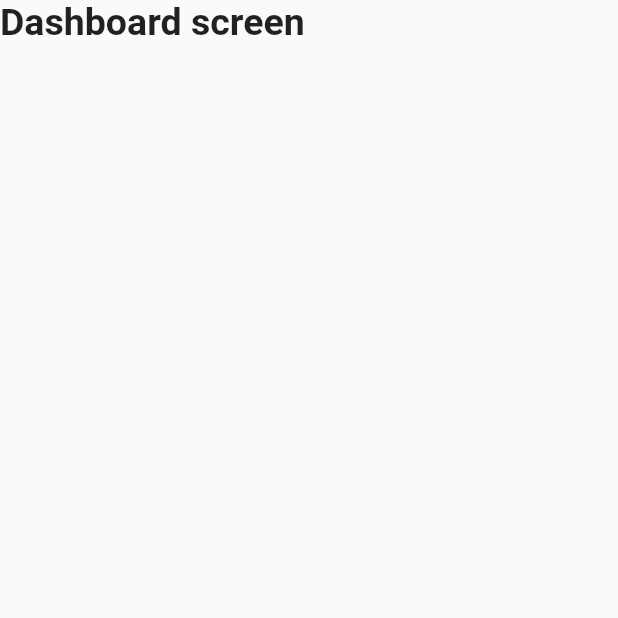
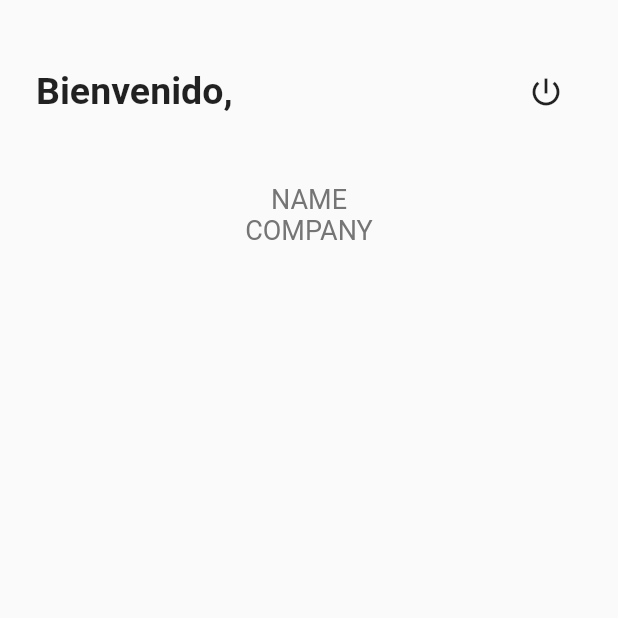
Before and after one commit to svelandiac/heed_SIIGO_hackathon, a Flutter app: the screen it shows once a user with an empty profile is signed in, on a phone screen of 412 x 824 dp, the top half of it. Run offline on Flutter 3.47's test engine with Material 2 defaults, Android fonts, the phone set to English and light mode, and no system bars; our stand-ins replace cloud_firestore, firebase_auth; missing offline and left inert: validate; accounts and stored records are empty.

Commit message:
Bringing user information - IN PROGRESS

```diff
--- a/lib/access-data/database/database_repository.dart
+++ b/lib/access-data/database/database_repository.dart
@@ -43,7 +43,7 @@ class DatabaseRepository {
   // To read a document, you must pass the collection, the documentID, and it will return
   // a DocumentSnapshot that you will use for extracting the data into a model.
 
-  Future readADocument({String collection, String documentID}) {
+  Future<DocumentSnapshot> readADocument({String collection, String documentID}) {
 
     return this._firestore.collection(collection).document(documentID).get();
 
--- a/lib/access-data/models/user.dart
+++ b/lib/access-data/models/user.dart
@@ -1,6 +1,40 @@
-class User {
+import 'package:flutter/cupertino.dart';
 
-  String email;
-  String tripperID;
+class User with ChangeNotifier{
+
+  String _email;
+  String _name;
+  String _company;
+
+  User({
+    String email = 'email@default.com',
+    String name = 'NAME',
+    String company = 'COMPANY'
+  }) {
+    this._email = email;
+    this._name = name;
+    this._company = company;
+    notifyListeners();
+  }
+
+  String get email => this._email;
+  String get name => this._name;
+  String get company => this._company;
+
+  set email(String value) {
+    this._email = value;
+    notifyListeners();
+  }
+
+  set name(String value) {
+    this._name = value;
+    notifyListeners();
+  }
+
+  set company(String value) {
+    this._company = value;
+    notifyListeners();
+  }
+
 
 }
--- a/lib/main.dart
+++ b/lib/main.dart
@@ -1,6 +1,7 @@
 import 'package:flutter/material.dart';
 import 'package:heed/root_screen_handler.dart';
 import 'package:provider/provider.dart';
+import 'access-data/models/user.dart';
 
 void main() => runApp(HeedApp());
 
@@ -9,7 +10,7 @@ class HeedApp extends StatelessWidget {
   Widget build(BuildContext context) {
     return MultiProvider(
       providers: [
-        // ChangeNotifierProvider(builder: (context)=> Trip(),),
+        ChangeNotifierProvider(create: (_) => User()),
       ],
       child: MaterialApp(
         title: 'Heed',
--- a/lib/ui/app-screens/dashboard_client_screen.dart
+++ b/lib/ui/app-screens/dashboard_client_screen.dart
@@ -1,6 +1,9 @@
 import 'package:flutter/material.dart';
+import 'package:heed/access-data/models/user.dart';
+import 'package:heed/controllers/auth_controller.dart';
 import 'package:heed/ui/common-widgets/essentials/app_text.dart';
 import 'package:heed/ui/common-widgets/essentials/safe_screen.dart';
+import 'package:provider/provider.dart';
 
 class DashboardClientScreen extends StatefulWidget {
   @override
@@ -9,14 +12,62 @@ class DashboardClientScreen extends StatefulWidget {
 
 class _DashboardClientScreenState extends State<DashboardClientScreen> {
 
-  AppText appText;
+  // Variables declaration
+  MediaQueryData _mediaQueryData; // We will use it to know the screen's size, and to make a responsive application
+  AppText appText; // We will use it for strings into the app
+  AuthController _authController; // Controller for authentication
+  User userProvider; // User information
+
+  static const _defaultMargin = 24.0;
+
+  Widget _buildLogOutButton() {
+    return IconButton(
+      icon: Icon(Icons.power_settings_new),
+      onPressed: () {
+        _authController.logOut();
+      },
+    );
+  }
+
+  Widget _buildUserName() {
+    return Padding(
+      padding: const EdgeInsets.only(left: _defaultMargin, right: _defaultMargin),
+      child: Column(
+        crossAxisAlignment: CrossAxisAlignment.center,
+        children: <Widget>[
+          appText.firstSubtitle(
+            text: userProvider.name,
+          ),
+          appText.firstSubtitle(
+            text: userProvider.company,
+          ),
+        ],
+      ),
+    );
+  }
 
   Widget _buildBody() {
     return SafeScreen(
       body: SingleChildScrollView(
         child: Column(
           children: <Widget>[
-            appText.title('Dashboard screen')
+            SizedBox(
+              height: _mediaQueryData.size.height * 0.045,
+            ),
+            Padding(
+              padding: const EdgeInsets.only(left: _defaultMargin, right: _defaultMargin),
+              child: Row(
+                children: <Widget>[
+                  appText.title('Bienvenido,'),
+                  Spacer(),
+                  _buildLogOutButton()
+                ],
+              ),
+            ),
+            SizedBox(
+              height: _mediaQueryData.size.height * 0.045,
+            ),
+            _buildUserName()
           ],
         ),
       ),
@@ -27,11 +78,18 @@ class _DashboardClientScreenState extends State<DashboardClientScreen> {
   void initState() {
     super.initState();
 
+    // Constant variables initialization
     appText = AppText();
+    _authController = AuthController();
   }
 
   @override
   Widget build(BuildContext context) {
+
+    // Variables initialization
+    _mediaQueryData = MediaQuery.of(context);
+    userProvider = Provider.of<User>(context);
+
     return _buildBody();
   }
 }
```
Also changed, not shown: lib/controllers/user_controller.dart (added, +55 -0 lines), lib/ui/login/login_screen.dart (+7 -1 lines).
